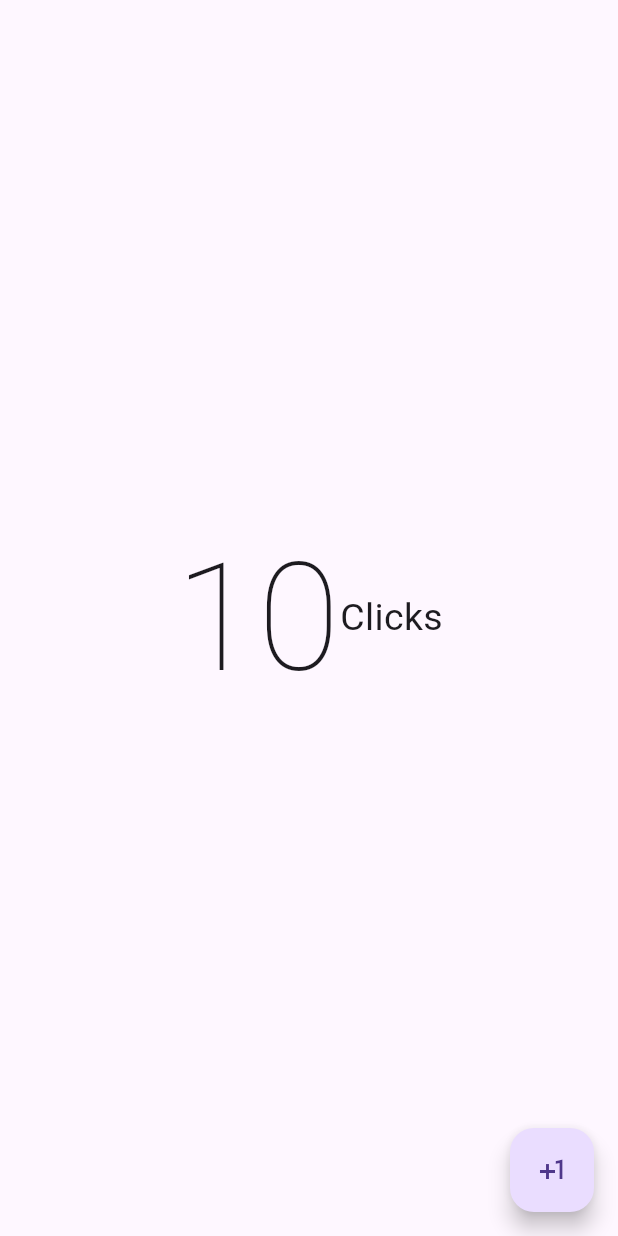
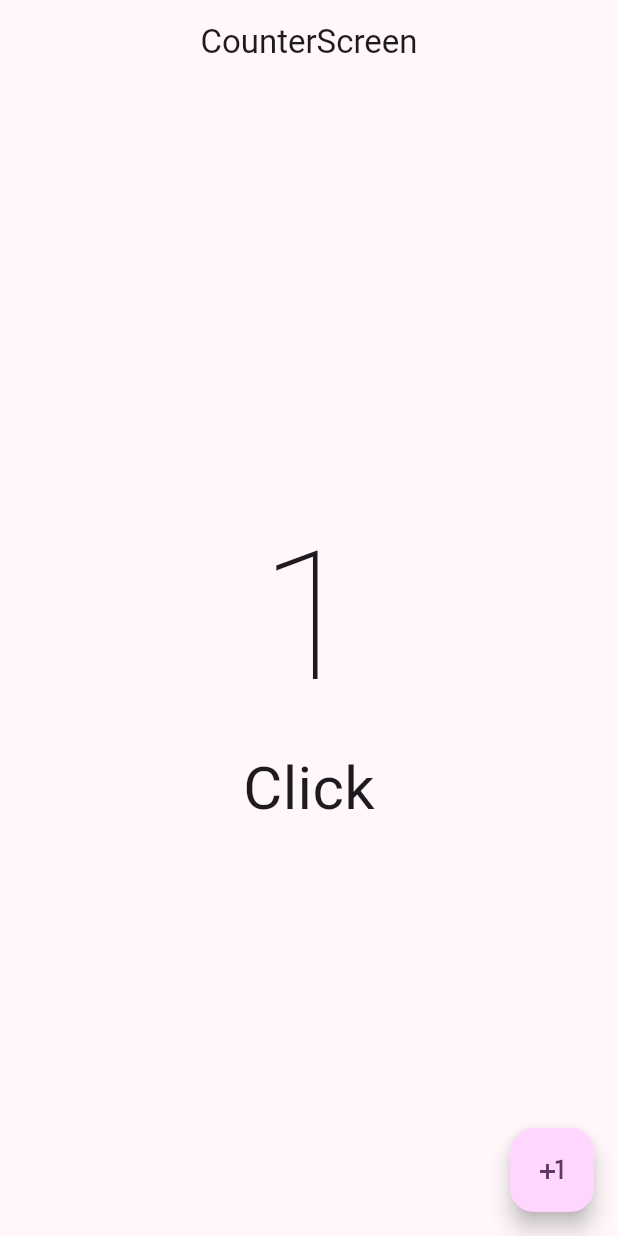
Before and after one commit to jrodrigueze7/flutterPractice1, a Flutter app: the screen it shows after launch, after a tap on the "plus one" icon, on a phone screen of 412 x 824 dp. Run offline on Flutter 3.47's test engine with Material 3 defaults, Android fonts, the phone set to English and light mode, and no system bars.

Commit message:
Cambio de stless a stful
se cambio el widget de stateless a stateful para agregar el estado
ademas en el main se agrega  el theme para actualizar lo elementos al material 3

```diff
--- a/hello_world_app/lib/main.dart
+++ b/hello_world_app/lib/main.dart
@@ -1,8 +1,3 @@
-
-
-//import 'package:hello_world_app/presentation/screens/counter/counter_screen.dart';
-
-
 
 import 'package:flutter/material.dart';
 import 'package:hello_world_app/presentation/screens/counter/counter_screen.dart';
@@ -17,8 +12,12 @@ class MyApp  extends StatelessWidget{
 
   @override
   Widget build(BuildContext context) {
-    return const MaterialApp(
+    return  MaterialApp(
       debugShowCheckedModeBanner: false,
+      theme: ThemeData(
+        useMaterial3: true,
+        colorSchemeSeed: Colors.purple
+      ),
       home: CounterScreen()
     );
   }
--- a/hello_world_app/lib/presentation/screens/counter/counter_screen.dart
+++ b/hello_world_app/lib/presentation/screens/counter/counter_screen.dart
@@ -1,23 +1,44 @@
 import 'package:flutter/material.dart';
 
-class CounterScreen extends StatelessWidget {
+class CounterScreen extends StatefulWidget {
   const CounterScreen({super.key});
+
+  @override
+  State<CounterScreen> createState() => _CounterScreenState();
+}
+
+class _CounterScreenState extends State<CounterScreen> {
+
+int clickCounter =0;
+String text1 = 'Clicks';
 
   @override
   Widget build(BuildContext context) {
     return Scaffold(
+      appBar: AppBar(
+        title: Center(child: Text('CounterScreen')),
+      ),
       body: Center(
-        child: Row(
+        child: Column(
           mainAxisAlignment: MainAxisAlignment.center,
           children: [
-            Text('10', style: TextStyle(fontSize: 100, fontWeight: FontWeight.w100),),
-            Text('Clicks', style: TextStyle(fontSize: 25),)
+            Text('$clickCounter', style: TextStyle(fontSize: 120, fontWeight: FontWeight.w100),),
+             Text(text1.toString(), style: TextStyle(fontSize: 40),)
           ],
         ),
       ),
       floatingActionButton: FloatingActionButton(
         onPressed: (){
+          setState(() {
+            this.clickCounter += 1;
 
+            if (this.clickCounter == 1) {
+              text1 = 'Click';
+            }
+            else{
+              text1 = 'Clicks';
+            }
+          });
         },
         child: Icon(Icons.plus_one),
         ),
```
